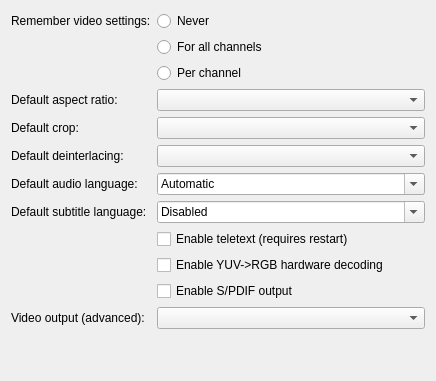
This is src/settings/widgets/SettingsPlayback.ui in ntadej/tano as Qt 5 draws it before an edit. The edited form follows.
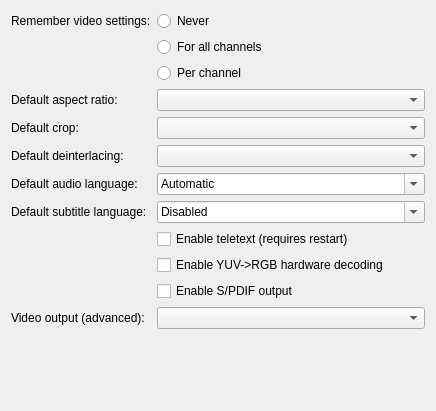
This is the edited form. Icons and pictures are not drawn.

```diff
--- a/src/settings/widgets/SettingsPlayback.ui
+++ b/src/settings/widgets/SettingsPlayback.ui
@@ -7,7 +7,7 @@
     <x>0</x>
     <y>0</y>
     <width>436</width>
-    <height>381</height>
+    <height>411</height>
    </rect>
   </property>
   <property name="windowIcon">
```
Left out of the diff: 4 changed lines with no effect on the pictures.
